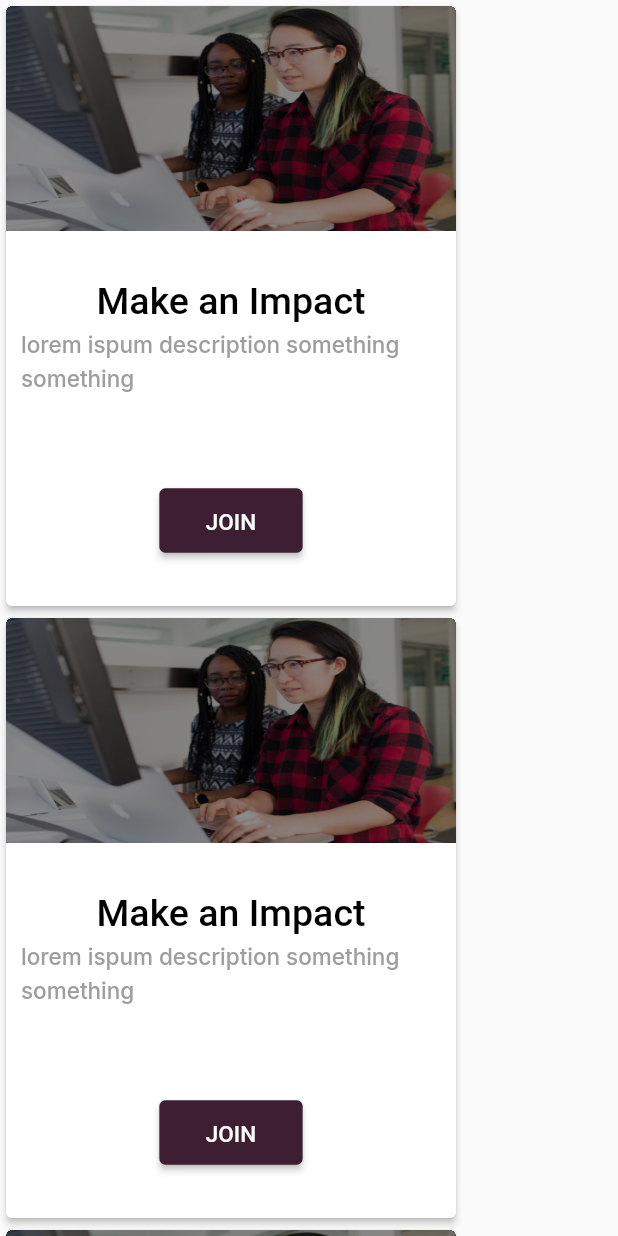
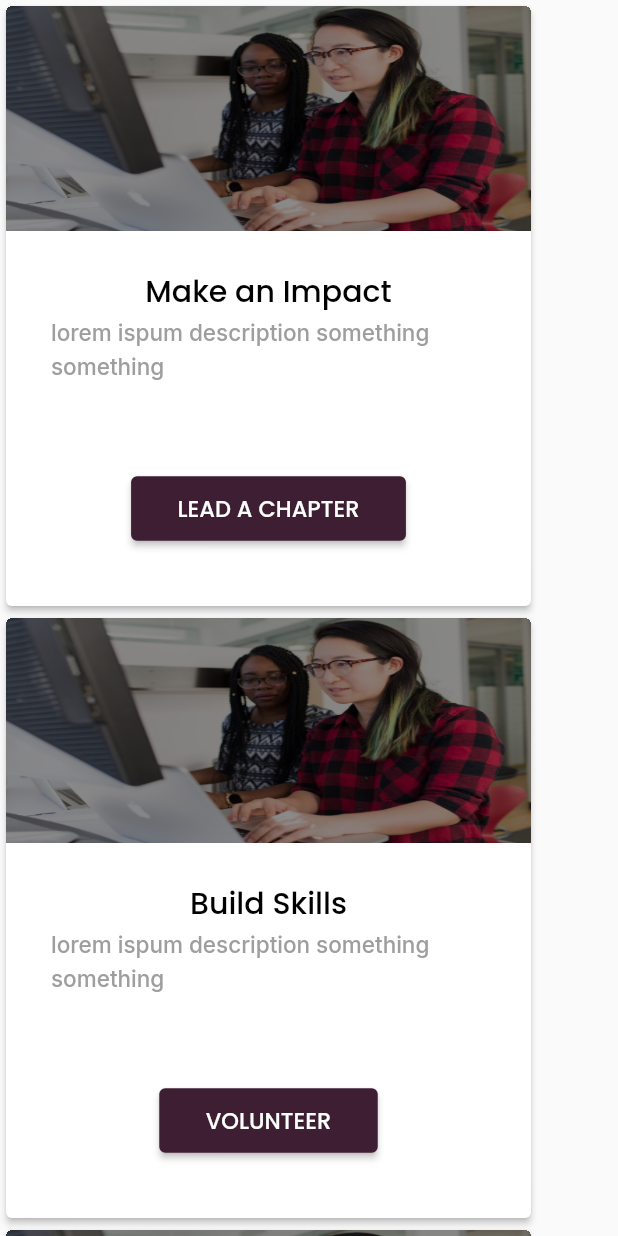
Before and after one commit to Jud-e/ehlites, a Flutter app: the Involvement widget shown alone on an empty page, opened directly, on a phone screen of 412 x 824 dp. Run offline on Flutter 3.47's test engine with Material 2 defaults, Android fonts, the light colour scheme and no system bars; our stand-ins replace google_fonts; Roboto replaces fonts that are missing (Mukta).

Commit message:
feat: cards

```diff
--- a/lib/homepage.dart
+++ b/lib/homepage.dart
@@ -191,11 +191,13 @@ class _HomePageState extends State<HomePage> {
               child: Wrap(
                 children: [
                   Image.asset("images/bgimage1.jpg",
+                      fit: BoxFit.fill,
                       height: screenSize.width < 700 ? 350 : 500,
                       width: screenSize.width < 700
                           ? screenSize.width
                           : screenSize.width * 0.5),
-                  SizedBox(
+                  Container(
+                    decoration: BoxDecoration(color: Colors.red),
                     height: screenSize.width < 700 ? 350 : 500,
                     width: screenSize.width < 700
                         ? screenSize.width
@@ -227,19 +229,20 @@ class _HomePageState extends State<HomePage> {
                 ],
               ),
             ),
+            yMargin(50),
             Container(
               width: screenSize.width,
-              height: screenSize.width < 700 ? null : 550,
+              // height: screenSize.width < 700 ? null : 550,
               decoration: BoxDecoration(color: primary),
               child: Padding(
-                padding: const EdgeInsets.all(10.0),
+                padding: const EdgeInsets.all(20.0),
                 child: Column(
                   children: [
                     Text(
-                      "data",
+                      "Get Involved",
                       style: thickStyle(30, black),
                     ),
-                    yMargin(20),
+                    yMargin(50),
                     const Center(child: Involvement()),
                   ],
                 ),
--- a/lib/involve.dart
+++ b/lib/involve.dart
@@ -20,7 +20,7 @@ class _InvolvementState extends State<Involvement> {
           elevation: 2,
           clipBehavior: Clip.hardEdge,
           child: SizedBox(
-            width: 300,
+            width: 350,
             height: 400,
             child: Column(
               // crossAxisAlignment: CrossAxisAlignment.start,
@@ -33,7 +33,8 @@ class _InvolvementState extends State<Involvement> {
                 ),
                 yMargin(15),
                 Padding(
-                  padding: const EdgeInsets.all(10.0),
+                  padding: const EdgeInsets.symmetric(
+                      horizontal: 30.0, vertical: 10.0),
                   child: Column(
                     mainAxisAlignment: MainAxisAlignment.spaceAround,
                     children: [
@@ -41,7 +42,7 @@ class _InvolvementState extends State<Involvement> {
                         children: [
                           Text(
                             'Make an Impact',
-                            style: thickStyle(25, black),
+                            style: thickStyle(20, black),
                           ),
                           Text(
                             "lorem ispum description something something",
@@ -59,7 +60,7 @@ class _InvolvementState extends State<Involvement> {
                             padding: const EdgeInsets.symmetric(
                                 vertical: 10.0, horizontal: 15.0),
                             child: Text(
-                              "JOIN",
+                              "LEAD A CHAPTER",
                               style: normalStyle(15, primary),
                             ),
                           ))
@@ -75,7 +76,7 @@ class _InvolvementState extends State<Involvement> {
           elevation: 2,
           clipBehavior: Clip.hardEdge,
           child: SizedBox(
-            width: 300,
+            width: 350,
             height: 400,
             child: Column(
               // crossAxisAlignment: CrossAxisAlignment.start,
@@ -88,15 +89,16 @@ class _InvolvementState extends State<Involvement> {
                 ),
                 yMargin(15),
                 Padding(
-                  padding: const EdgeInsets.all(10.0),
+                  padding: const EdgeInsets.symmetric(
+                      horizontal: 30.0, vertical: 10.0),
                   child: Column(
                     mainAxisAlignment: MainAxisAlignment.spaceAround,
                     children: [
                       Column(
                         children: [
                           Text(
-                            'Make an Impact',
-                            style: thickStyle(25, black),
+                            'Build Skills',
+                            style: thickStyle(20, black),
                           ),
                           Text(
                             "lorem ispum description something something",
@@ -114,7 +116,7 @@ class _InvolvementState extends State<Involvement> {
                             padding: const EdgeInsets.symmetric(
                                 vertical: 10.0, horizontal: 15.0),
                             child: Text(
-                              "JOIN",
+                              "VOLUNTEER",
                               style: normalStyle(15, primary),
                             ),
                           ))
@@ -130,7 +132,7 @@ class _InvolvementState extends State<Involvement> {
           elevation: 2,
           clipBehavior: Clip.hardEdge,
           child: SizedBox(
-            width: 300,
+            width: 350,
             height: 400,
             child: Column(
               // crossAxisAlignment: CrossAxisAlignment.start,
@@ -143,15 +145,16 @@ class _InvolvementState extends State<Involvement> {
                 ),
                 yMargin(15),
                 Padding(
-                  padding: const EdgeInsets.all(10.0),
+                  padding: const EdgeInsets.symmetric(
+                      horizontal: 30.0, vertical: 10.0),
                   child: Column(
                     mainAxisAlignment: MainAxisAlignment.spaceAround,
                     children: [
                       Column(
                         children: [
                           Text(
-                            'Make an Impact',
-                            style: thickStyle(25, black),
+                            'Join fellow change makers',
+                            style: thickStyle(20, black),
                           ),
                           Text(
                             "lorem ispum description something something",
@@ -169,7 +172,7 @@ class _InvolvementState extends State<Involvement> {
                             padding: const EdgeInsets.symmetric(
                                 vertical: 10.0, horizontal: 15.0),
                             child: Text(
-                              "JOIN",
+                              "JOIN A CHAPTER",
                               style: normalStyle(15, primary),
                             ),
                           ))
--- a/lib/utilities/text_style_util.dart
+++ b/lib/utilities/text_style_util.dart
@@ -9,7 +9,7 @@ TextStyle normalStyle(
   String? family,
   double? height,
 }) {
-  return GoogleFonts.mukta(
+  return GoogleFonts.poppins(
     fontSize: size,
     fontStyle: fontStyle,
     color: color,
@@ -27,7 +27,7 @@ TextStyle thickStyle(
   String? family,
   double? height,
 }) {
-  return GoogleFonts.mukta(
+  return GoogleFonts.poppins(
     fontSize: size,
     fontStyle: fontStyle,
     color: color,
@@ -45,7 +45,7 @@ TextStyle heavyStyle(
   String? family,
   double? height,
 }) {
-  return GoogleFonts.mukta(
+  return GoogleFonts.poppins(
     fontSize: size,
     fontStyle: fontStyle,
     color: color,
```
